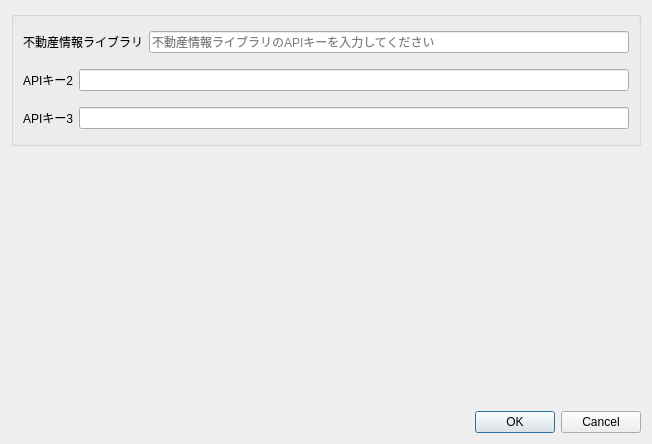
Qt form ui/apikey_keep.ui (MIERUNE/tmu-planning-plugin) before a commit.
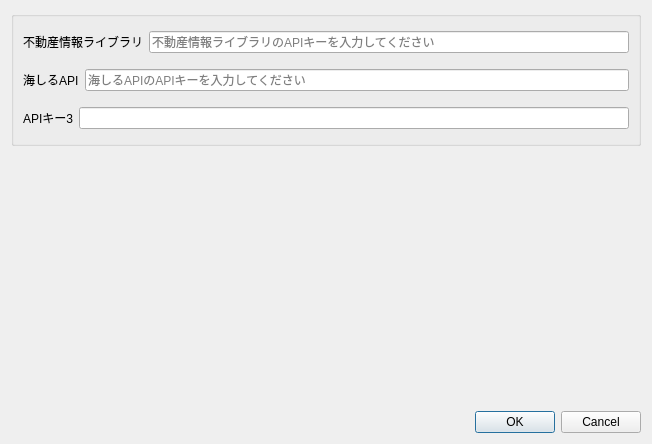
The same form after that commit.

Commit message: 海しるAPIキー専用フォームを作成

What changed in the file:
```diff
--- a/ui/apikey_keep.ui
+++ b/ui/apikey_keep.ui
@@ -58,12 +58,16 @@
         <item row="0" column="0">
          <widget class="QLabel" name="apikeyLabel_2">
           <property name="text">
-           <string>APIキー2</string>
+           <string>海しるAPI</string>
           </property>
          </widget>
         </item>
         <item row="0" column="1">
-         <widget class="QLineEdit" name="apikeyLineEdit_2"/>
+         <widget class="QLineEdit" name="apikeyLineEdit_2">
+          <property name="placeholderText">
+           <string>海しるAPIのAPIキーを入力してください</string>
+          </property>
+         </widget>
         </item>
        </layout>
       </item>
```
